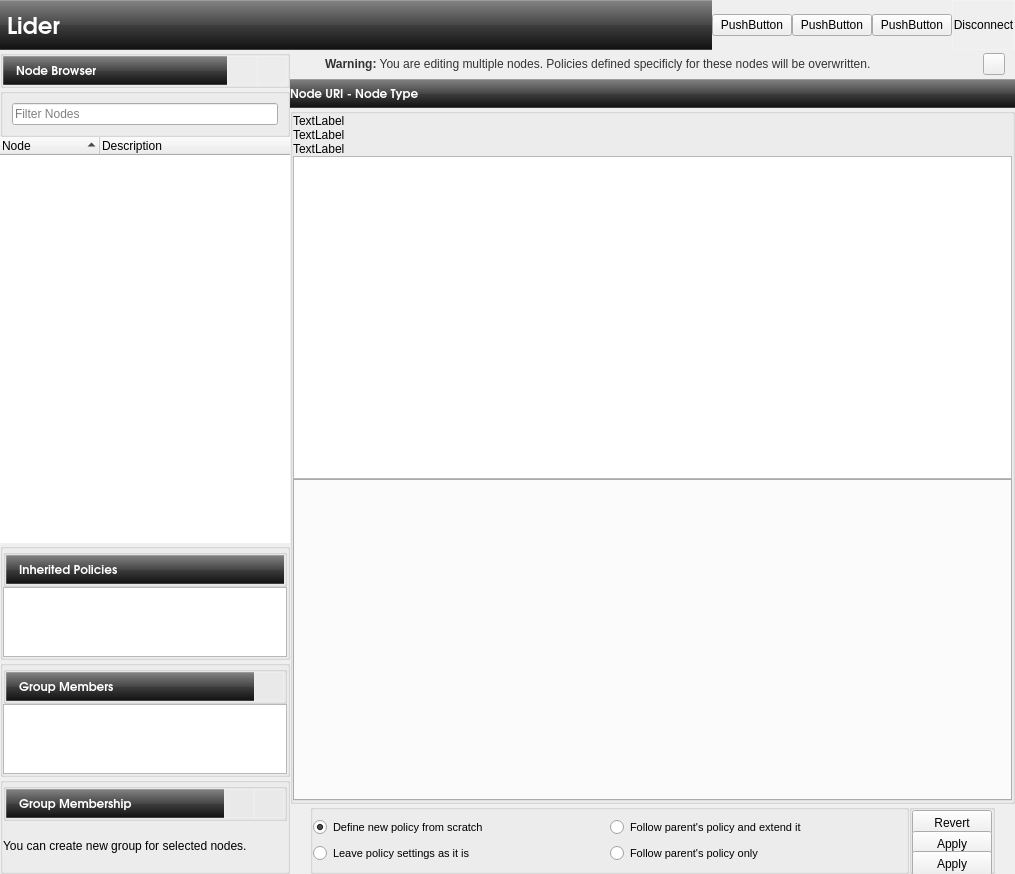
This is branches/ahenk/2.0/renan.cakirerk/ahenk/lider/lider/main.ui in pars-linux/uludag as Qt 5 draws it before an edit. The edited form follows.
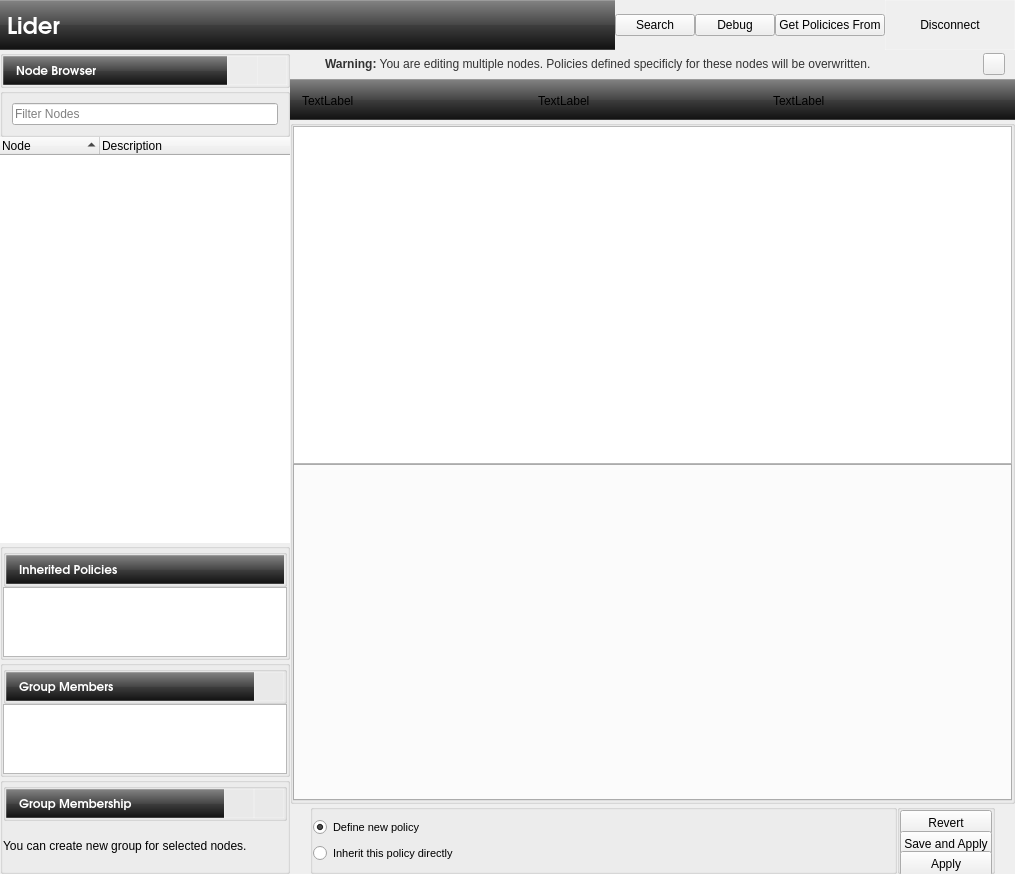
This is the edited form. Icons and pictures are not drawn.

Commit message: Fix firewall and authentication screens Change disconnection behavior Inherit from parent is working (not automatic yet) Save, Save and Apply buttons are working now

The edit to the form file:
```diff
--- a/branches/ahenk/2.0/renan.cakirerk/ahenk/lider/lider/main.ui
+++ b/branches/ahenk/2.0/renan.cakirerk/ahenk/lider/lider/main.ui
@@ -975,7 +975,7 @@
         <widget class="QPushButton" name="pushConnection">
          <property name="minimumSize">
           <size>
-           <width>0</width>
+           <width>130</width>
            <height>50</height>
           </size>
          </property>
@@ -1007,21 +1007,21 @@
        <item row="0" column="2">
         <widget class="QPushButton" name="pushSearch">
          <property name="text">
-          <string>PushButton</string>
+          <string>Search</string>
          </property>
         </widget>
        </item>
        <item row="0" column="3">
         <widget class="QPushButton" name="pushDebug">
          <property name="text">
-          <string>PushButton</string>
+          <string>Debug</string>
          </property>
         </widget>
        </item>
        <item row="0" column="4">
         <widget class="QPushButton" name="pushCopyPolicy">
          <property name="text">
-          <string>PushButton</string>
+          <string>Get Policices From</string>
          </property>
         </widget>
        </item>
@@ -1095,53 +1095,46 @@
                    <number>0</number>
                   </property>
                   <item>
-                   <widget class="QLabel" name="label_15">
-                    <property name="sizePolicy">
-                     <sizepolicy hsizetype="Preferred" vsizetype="Preferred">
-                      <horstretch>0</horstretch>
-                      <verstretch>0</verstretch>
-                     </sizepolicy>
-                    </property>
-                    <property name="minimumSize">
-                     <size>
-                      <width>0</width>
-                      <height>29</height>
-                     </size>
-                    </property>
-                    <property name="maximumSize">
-                     <size>
-                      <width>16777215</width>
-                      <height>29</height>
-                     </size>
-                    </property>
-                    <property name="font">
-                     <font>
-                      <family>URW Gothic L</family>
-                      <pointsize>9</pointsize>
-                      <weight>75</weight>
-                      <bold>true</bold>
-                      <underline>false</underline>
-                     </font>
-                    </property>
+                   <widget class="QGroupBox" name="groupNodeInfo">
                     <property name="styleSheet">
-                     <string notr="true">background-color: qlineargradient(spread:pad, x1:0.5, y1:0, x2:0.5, y2:1, stop:0 rgba(132, 132, 132, 255), stop:0.501481 rgba(70, 70, 70, 255), stop:0.503057 rgba(62, 62, 62, 255), stop:1 rgba(16, 16, 16, 255));
+                     <string notr="true">#groupNodeInfo {
+
+background-color: qlineargradient(spread:pad, x1:0.5, y1:0, x2:0.5, y2:1, stop:0 rgba(132, 132, 132, 255), stop:0.501481 rgba(70, 70, 70, 255), stop:0.503057 rgba(62, 62, 62, 255), stop:1 rgba(16, 16, 16, 255));
 color:rgb(255,255,255);
 /*qlineargradient(spread:pad, x1:0.5, y1:1, x2:0.5, y2:0, stop:0 rgba(183, 100, 124, 255), stop:0.0212465 rgba(91, 33, 50, 255), stop:0.521739 rgba(152, 86, 105, 255), stop:0.527174 rgba(155, 98, 115, 255), stop:0.983696 rgba(184, 141, 153, 255), stop:1 rgba(220, 173, 186, 255));*/
 /*background-color: qlineargradient(spread:pad, x1:1, y1:1, x2:0, y2:0, stop:0 rgba(219, 219, 219, 100), stop:1 rgba(255, 255, 255, 100));*/
 border-top: 1px solid rgba(255,255,255,50);
 border-right: 0px solid rgba(255,255,255,50);
 border-bottom: 1px solid rgba(255,255,255,50);
-border-left: 0px solid rgba(255,255,255,50);</string>
+border-left: 0px solid rgba(255,255,255,50);
+}</string>
                     </property>
-                    <property name="text">
-                     <string>Node URI - Node Type</string>
+                    <property name="title">
+                     <string/>
                     </property>
-                    <property name="margin">
-                     <number>5</number>
-                    </property>
-                    <property name="indent">
-                     <number>0</number>
-                    </property>
+                    <layout class="QHBoxLayout" name="horizontalLayout_5">
+                     <item>
+                      <widget class="QLabel" name="pixmapPlugin">
+                       <property name="text">
+                        <string>TextLabel</string>
+                       </property>
+                      </widget>
+                     </item>
+                     <item>
+                      <widget class="QLabel" name="labelPluginDesc">
+                       <property name="text">
+                        <string>TextLabel</string>
+                       </property>
+                      </widget>
+                     </item>
+                     <item>
+                      <widget class="QLabel" name="labelPlugin">
+                       <property name="text">
+                        <string>TextLabel</string>
+                       </property>
+                      </widget>
+                     </item>
+                    </layout>
                    </widget>
                   </item>
                  </layout>
@@ -1165,7 +1158,7 @@
                <property name="spacing">
                 <number>0</number>
                </property>
-               <item row="5" column="0">
+               <item row="2" column="0">
                 <widget class="QTabWidget" name="tabPolicy">
                  <property name="currentIndex">
                   <number>-1</number>
@@ -1183,27 +1176,6 @@
                 </widget>
                </item>
                <item row="0" column="0">
-                <widget class="QLabel" name="pixmapPlugin">
-                 <property name="text">
-                  <string>TextLabel</string>
-                 </property>
-                </widget>
-               </item>
-               <item row="2" column="0">
-                <widget class="QLabel" name="labelPlugin">
-                 <property name="text">
-                  <string>TextLabel</string>
-                 </property>
-                </widget>
-               </item>
-               <item row="1" column="0">
-                <widget class="QLabel" name="labelPluginDesc">
-                 <property name="text">
-                  <string>TextLabel</string>
-                 </property>
-                </widget>
-               </item>
-               <item row="3" column="0">
                 <widget class="QTextBrowser" name="textLog"/>
                </item>
               </layout>
@@ -1286,7 +1258,7 @@
                      </font>
                     </property>
                     <property name="text">
-                     <string>Define new policy from scratch</string>
+                     <string>Define new policy</string>
                     </property>
                     <property name="icon">
                      <iconset resource="data.qrc">
@@ -1297,67 +1269,7 @@
                     </property>
                    </widget>
                   </item>
-                  <item row="0" column="1">
-                   <widget class="QRadioButton" name="radioExtend">
-                    <property name="sizePolicy">
-                     <sizepolicy hsizetype="Expanding" vsizetype="Fixed">
-                      <horstretch>0</horstretch>
-                      <verstretch>0</verstretch>
-                     </sizepolicy>
-                    </property>
-                    <property name="minimumSize">
-                     <size>
-                      <width>250</width>
-                      <height>17</height>
-                     </size>
-                    </property>
-                    <property name="maximumSize">
-                     <size>
-                      <width>16777215</width>
-                      <height>17</height>
-                     </size>
-                    </property>
-                    <property name="font">
-                     <font>
-                      <pointsize>8</pointsize>
-                     </font>
-                    </property>
-                    <property name="text">
-                     <string>Follow parent's policy and extend it</string>
-                    </property>
-                   </widget>
-                  </item>
                   <item row="1" column="0">
-                   <widget class="QRadioButton" name="radioMultiple">
-                    <property name="sizePolicy">
-                     <sizepolicy hsizetype="Expanding" vsizetype="Fixed">
-                      <horstretch>0</horstretch>
-                      <verstretch>0</verstretch>
-                     </sizepolicy>
-                    </property>
-                    <property name="minimumSize">
-                     <size>
-                      <width>250</width>
-                      <height>17</height>
-                     </size>
-                    </property>
-                    <property name="maximumSize">
-                     <size>
-                      <width>16777215</width>
-                      <height>17</height>
-                     </size>
-                    </property>
-                    <property name="font">
-                     <font>
-                      <pointsize>8</pointsize>
-                     </font>
-                    </property>
-                    <property name="text">
-                     <string>Leave policy settings as it is</string>
-                    </property>
-                   </widget>
-                  </item>
-                  <item row="1" column="1">
                    <widget class="QRadioButton" name="radioPolicyInherit">
                     <property name="sizePolicy">
                      <sizepolicy hsizetype="Expanding" vsizetype="Fixed">
@@ -1383,7 +1295,7 @@
                      </font>
                     </property>
                     <property name="text">
-                     <string>Follow parent's policy only</string>
+                     <string>Inherit this policy directly</string>
                     </property>
                     <property name="checked">
                      <bool>false</bool>
@@ -1446,7 +1358,7 @@
                      </size>
                     </property>
                     <property name="text">
-                     <string>Apply</string>
+                     <string>Save and Apply</string>
                     </property>
                     <property name="icon">
                      <iconset resource="data.qrc">
```
Left out of the diff: 7 changed lines with no effect on the pictures. The commit also changes 4 other files.
